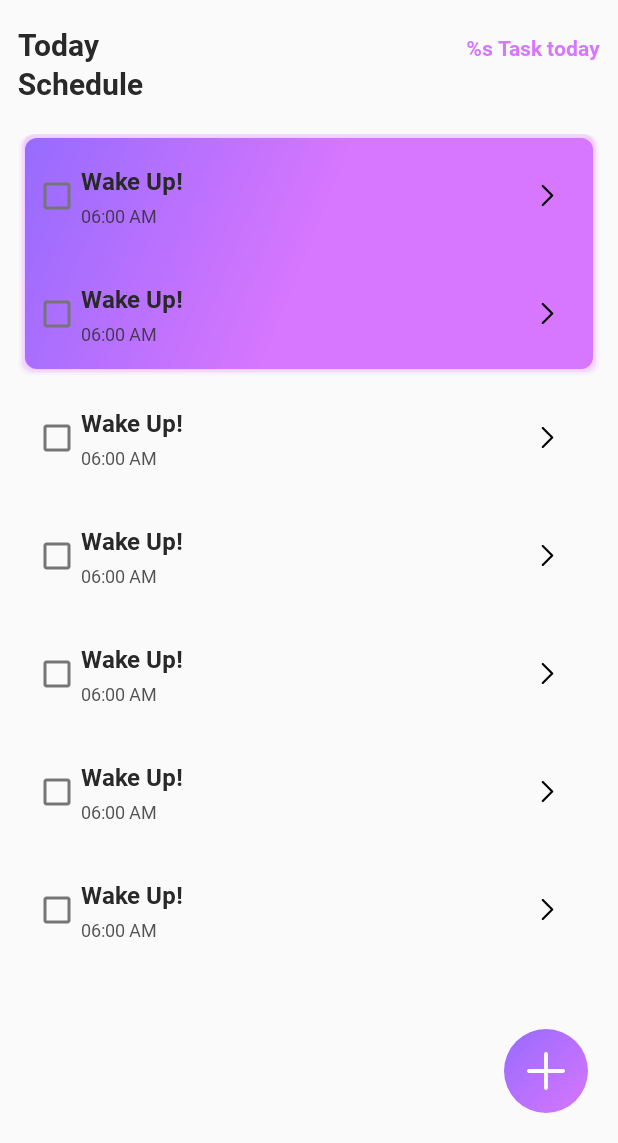
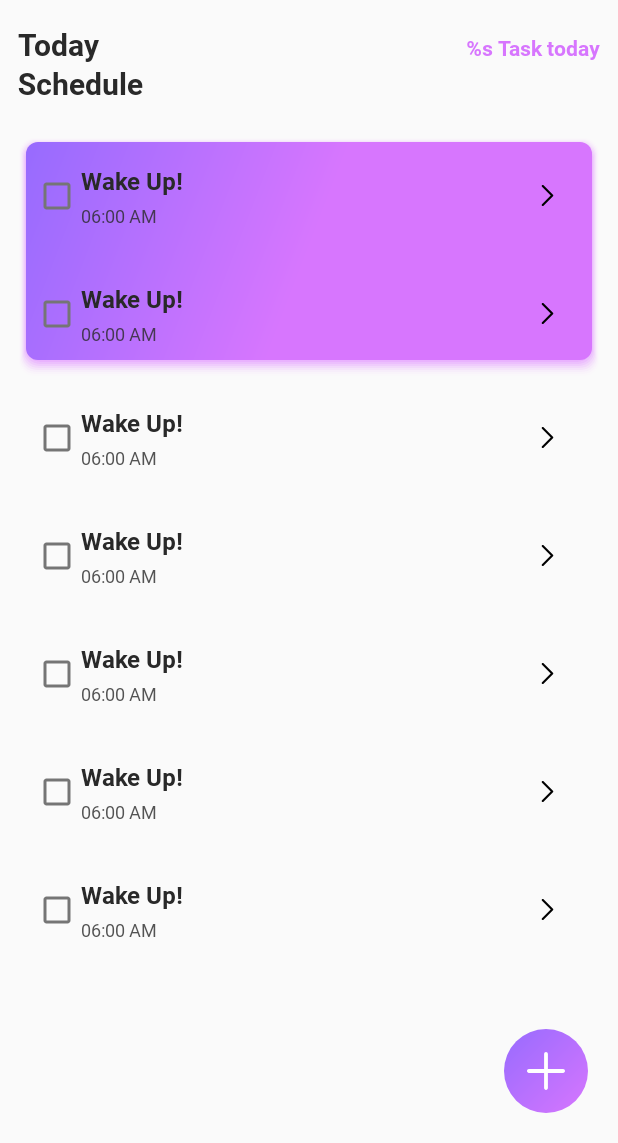
Before and after one commit to abrusdev/todo-android, an Android app: the layout screen_home.xml on its own in the app's theme, with its tools: preview values and no code run, on a phone screen of 412 x 824 dp, the part 93-1236 px from its top. Run offline under Robolectric (Android 15) with nearby library versions, the phone set to English and light mode, and no system bars.

```diff
--- a/app/build.gradle
+++ b/app/build.gradle
@@ -49,9 +49,13 @@ dependencies {
     // CircleImageView
     implementation 'de.hdodenhof:circleimageview:3.1.0'
 
+    // Navigation Graph
     def nav_version = "2.3.5"
-
-    // Navigation Graph
     implementation "androidx.navigation:navigation-fragment-ktx:$nav_version"
     implementation "androidx.navigation:navigation-ui-ktx:$nav_version"
+
+    // Room Database
+    def room_version = "2.3.0"
+    implementation "androidx.room:room-runtime:$room_version"
+    annotationProcessor "androidx.room:room-compiler:$room_version"
 }
--- a/app/src/main/java/ru/abrus/task/todo/AddTaskActivity.kt
+++ b/app/src/main/java/ru/abrus/task/todo/AddTaskActivity.kt
@@ -1,8 +1,10 @@
 package ru.abrus.task.todo
 
+import android.os.Bundle
 import androidx.appcompat.app.AppCompatActivity
-import android.os.Bundle
+import dagger.hilt.android.AndroidEntryPoint
 
+@AndroidEntryPoint
 class AddTaskActivity : AppCompatActivity() {
     override fun onCreate(savedInstanceState: Bundle?) {
         super.onCreate(savedInstanceState)
--- a/app/src/main/java/ru/abrus/task/todo/MainActivity.kt
+++ b/app/src/main/java/ru/abrus/task/todo/MainActivity.kt
@@ -10,7 +10,5 @@ class MainActivity : AppCompatActivity() {
     override fun onCreate(savedInstanceState: Bundle?) {
         super.onCreate(savedInstanceState)
         setContentView(R.layout.activity_main)
-
-        startActivity(Intent(this, AddTaskActivity::class.java))
     }
 }
--- /dev/null
+++ b/app/src/main/java/ru/abrus/task/todo/di/DbModule.kt
@@ -0,0 +1,22 @@
+package ru.abrus.task.todo.di
+
+import android.content.Context
+import dagger.Module
+import dagger.Provides
+import dagger.hilt.InstallIn
+import dagger.hilt.android.qualifiers.ApplicationContext
+import dagger.hilt.components.SingletonComponent
+import ru.abrus.task.todo.storage.AppDatabase
+import javax.inject.Singleton
+
+@Module
+@InstallIn(SingletonComponent::class)
+class DbModule {
+
+    @Singleton
+    @Provides
+    fun provideAppDatabase(@ApplicationContext appContext: Context): AppDatabase {
+        return AppDatabase.getInstance(appContext)
+    }
+
+}
--- /dev/null
+++ b/app/src/main/java/ru/abrus/task/todo/storage/AppDatabase.kt
@@ -0,0 +1,25 @@
+package ru.abrus.task.todo.storage
+
+import android.content.Context
+import androidx.room.Database
+import androidx.room.Room
+import androidx.room.RoomDatabase
+
+@Database(entities = arrayOf(TaskEntity::class), version = 1)
+abstract class AppDatabase : RoomDatabase() {
+    abstract fun taskDao(): TaskDao
+
+    companion object {
+        private var INSTANCE: AppDatabase? = null
+
+        fun getInstance(applicationContext: Context): AppDatabase {
+            if (INSTANCE == null)
+                INSTANCE = Room.databaseBuilder(
+                    applicationContext,
+                    AppDatabase::class.java, "abrus-task"
+                ).build()
+            return INSTANCE!!
+        }
+
+    }
+}
--- /dev/null
+++ b/app/src/main/java/ru/abrus/task/todo/storage/TaskDao.kt
@@ -0,0 +1,29 @@
+package ru.abrus.task.todo.storage
+
+import androidx.lifecycle.LiveData
+import androidx.room.Dao
+import androidx.room.Delete
+import androidx.room.Insert
+import androidx.room.Query
+
+@Dao
+interface TaskDao {
+
+    @Query("SELECT * FROM task")
+    fun getAll(): LiveData<List<TaskEntity>>
+
+    @Query("SELECT * FROM task WHERE uid = :id")
+    fun getTaskById(id: Int): TaskEntity
+
+    @Insert
+    fun insertTask(task: TaskEntity)
+
+    @Insert
+    fun insertTasks(vararg tasks: TaskEntity)
+
+    @Query("UPDATE task SET name = :name, date = :date, time = :time, alarm = :alarm WHERE uid = :uid")
+    fun updateTask(uid: Int, name: String, date: String, time: String, alarm: Int)
+
+    @Delete
+    fun delete(user: TaskEntity)
+}
--- /dev/null
+++ b/app/src/main/java/ru/abrus/task/todo/storage/data.kt
@@ -0,0 +1,14 @@
+package ru.abrus.task.todo.storage
+
+import androidx.room.ColumnInfo
+import androidx.room.Entity
+import androidx.room.PrimaryKey
+
+@Entity(tableName = "task")
+data class TaskEntity(
+    @PrimaryKey(autoGenerate = true) val uid: Int,
+    @ColumnInfo(name = "name") val name: String,
+    @ColumnInfo(name = "date") val date: String,
+    @ColumnInfo(name = "time") val time: String,
+    @ColumnInfo(name = "alarm") val alarmType: Int,
+)
--- a/app/src/main/java/ru/abrus/task/todo/ui/screens/HomeScreen.kt
+++ b/app/src/main/java/ru/abrus/task/todo/ui/screens/HomeScreen.kt
@@ -1,16 +1,27 @@
 package ru.abrus.task.todo.ui.screens
 
+import android.content.Intent
 import android.os.Bundle
 import android.view.View
 import androidx.fragment.app.Fragment
 import dagger.hilt.android.AndroidEntryPoint
+import kotlinx.android.synthetic.main.screen_home.*
+import ru.abrus.task.todo.AddTaskActivity
 import ru.abrus.task.todo.R
 
 @AndroidEntryPoint
-class HomeScreen: Fragment(R.layout.screen_home) {
+class HomeScreen : Fragment(R.layout.screen_home) {
 
     override fun onViewCreated(view: View, savedInstanceState: Bundle?) {
         super.onViewCreated(view, savedInstanceState)
 
+        initClicks()
+
+    }
+
+    private fun initClicks() {
+        addTask.setOnClickListener {
+            startActivity(Intent(requireActivity(), AddTaskActivity::class.java))
+        }
     }
 }
--- a/app/src/main/res/drawable/rounded_primary_shadow_card.xml
+++ b/app/src/main/res/drawable/rounded_primary_shadow_card.xml
@@ -1,62 +1,132 @@
 <?xml version="1.0" encoding="utf-8"?>
 <layer-list xmlns:android="http://schemas.android.com/apk/res/android">
-    <item>
-        <shape android:shape="rectangle">
-            <solid android:color="#03D776FE" />
-            <corners android:radius="8dp" />
+
+    <!-- Shadow layers -->
+    <item
+        android:left="1dp"
+        android:right="1dp"
+        android:top="3dp">
+        <shape>
+            <corners android:radius="10dp" />
+            <padding
+                android:bottom="1.8dp"
+                android:left="1dp"
+                android:right="1dp"
+                android:top="1dp" />
+            <solid android:color="@color/shadow_hack_level_1" />
         </shape>
     </item>
     <item
-        android:bottom="1dp"
         android:left="1dp"
         android:right="1dp"
-        android:top="1dp">
-        <shape android:shape="rectangle">
-            <solid android:color="#0FD776FE" />
-            <corners android:radius="8dp" />
+        android:top="3dp">
+        <shape>
+            <corners android:radius="10dp" />
+            <padding
+                android:bottom="1.8dp"
+                android:left="1dp"
+                android:right="1dp"
+                android:top="1dp" />
+            <solid android:color="@color/shadow_hack_level_2" />
         </shape>
     </item>
     <item
-        android:bottom="2dp"
-        android:left="2dp"
-        android:right="2dp"
-        android:top="2dp">
-        <shape android:shape="rectangle">
-            <solid android:color="#17D776FE" />
-            <corners android:radius="8dp" />
+        android:left="1dp"
+        android:right="1dp"
+        android:top="3dp">
+        <shape>
+            <corners android:radius="10dp" />
+            <padding
+                android:bottom="1.8dp"
+                android:left="1dp"
+                android:right="1dp"
+                android:top="1dp" />
+            <solid android:color="@color/shadow_hack_level_3" />
         </shape>
     </item>
     <item
-        android:bottom="3dp"
-        android:left="3dp"
-        android:right="3dp">
-        <shape android:shape="rectangle">
-            <solid android:color="#1CD776FE" />
-            <corners android:radius="8dp" />
+        android:left="1dp"
+        android:right="1dp"
+        android:top="3dp">
+        <shape>
+            <corners android:radius="10dp" />
+            <padding
+                android:bottom="1.8dp"
+                android:left="1dp"
+                android:right="1dp"
+                android:top="1dp" />
+            <solid android:color="@color/shadow_hack_level_4" />
         </shape>
     </item>
     <item
-        android:bottom="4dp"
-        android:left="4dp"
-        android:right="4dp">
-        <shape android:shape="rectangle">
-            <solid android:color="#24D776FE" />
-            <corners android:radius="8dp" />
+        android:left="1dp"
+        android:right="1dp"
+        android:top="3dp">
+        <shape>
+            <corners android:radius="10dp" />
+            <padding
+                android:bottom="1.8dp"
+                android:left="1dp"
+                android:right="1dp"
+                android:top="1dp" />
+            <solid android:color="@color/shadow_hack_level_5" />
         </shape>
     </item>
     <item
-        android:bottom="5dp"
-        android:left="5dp"
-        android:right="5dp"
+        android:left="1dp"
+        android:right="1dp"
         android:top="3dp">
-        <shape android:shape="rectangle">
-            <gradient
-                android:angle="135"
-                android:centerColor="@color/color_primary"
-                android:endColor="@color/color_primary_dark"
-                android:startColor="@color/color_primary" />
-
-            <corners android:radius="8dp" />
+        <shape>
+            <corners android:radius="10dp" />
+            <padding
+                android:bottom="1.8dp"
+                android:left="1dp"
+                android:right="1dp"
+                android:top="1dp" />
+            <solid android:color="@color/shadow_hack_level_6" />
         </shape>
     </item>
+    <item
+        android:left="1dp"
+        android:right="1dp"
+        android:top="3dp">
+        <shape>
+            <corners android:radius="10dp" />
+            <padding
+                android:bottom="1.8dp"
+                android:left="1dp"
+                android:right="1dp"
+                android:top="1dp" />
+            <solid android:color="@color/shadow_hack_level_7" />
+        </shape>
+    </item>
+    <item
+        android:left="1dp"
+        android:right="1dp"
+        android:top="3dp">
+        <shape>
+            <corners android:radius="10dp" />
+            <padding
+                android:bottom="1.8dp"
+                android:left="1dp"
+                android:right="1dp"
+                android:top="1dp" />
+            <solid android:color="@color/shadow_hack_level_8" />
+        </shape>
+    </item>
+
+
+    <!-- Background layer -->
+    <item>
+        <shape>
+            <gradient
+                android:endColor="@color/color_primary_dark"
+                android:centerColor="@color/color_primary"
+                android:startColor="@color/color_primary"
+                android:angle="135"/>
+
+            <corners android:radius="8dp"/>
+        </shape>
+    </item>
+
 </layer-list>
--- a/app/src/main/res/layout/screen_home.xml
+++ b/app/src/main/res/layout/screen_home.xml
@@ -95,6 +95,7 @@
     </androidx.core.widget.NestedScrollView>
 
     <ImageButton
+        android:id="@+id/addTask"
         android:layout_width="56dp"
         android:layout_height="56dp"
         android:layout_alignParentEnd="true"
--- a/app/src/main/res/values/colors.xml
+++ b/app/src/main/res/values/colors.xml
@@ -8,4 +8,13 @@
     <color name="color_black">#292929</color>
     <color name="color_grey">#9E9E9E</color>
     <color name="color_hint">#C8C8C8</color>
+
+    <color name="shadow_hack_level_1">#03D776FE</color>
+    <color name="shadow_hack_level_2">#08D776FE</color>
+    <color name="shadow_hack_level_3">#0DD776FE</color>
+    <color name="shadow_hack_level_4">#14D776FE</color>
+    <color name="shadow_hack_level_5">#1AD776FE</color>
+    <color name="shadow_hack_level_6">#21D776FE</color>
+    <color name="shadow_hack_level_7">#26D776FE</color>
+    <color name="shadow_hack_level_8">#2ED776FE</color>
 </resources>
```
